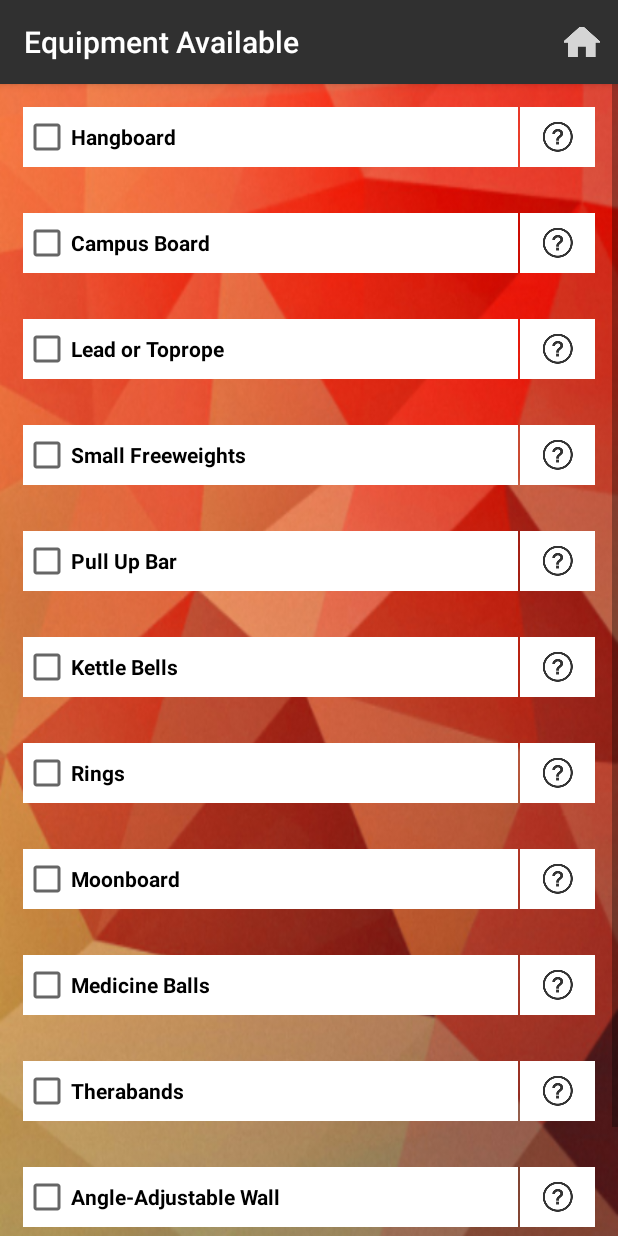
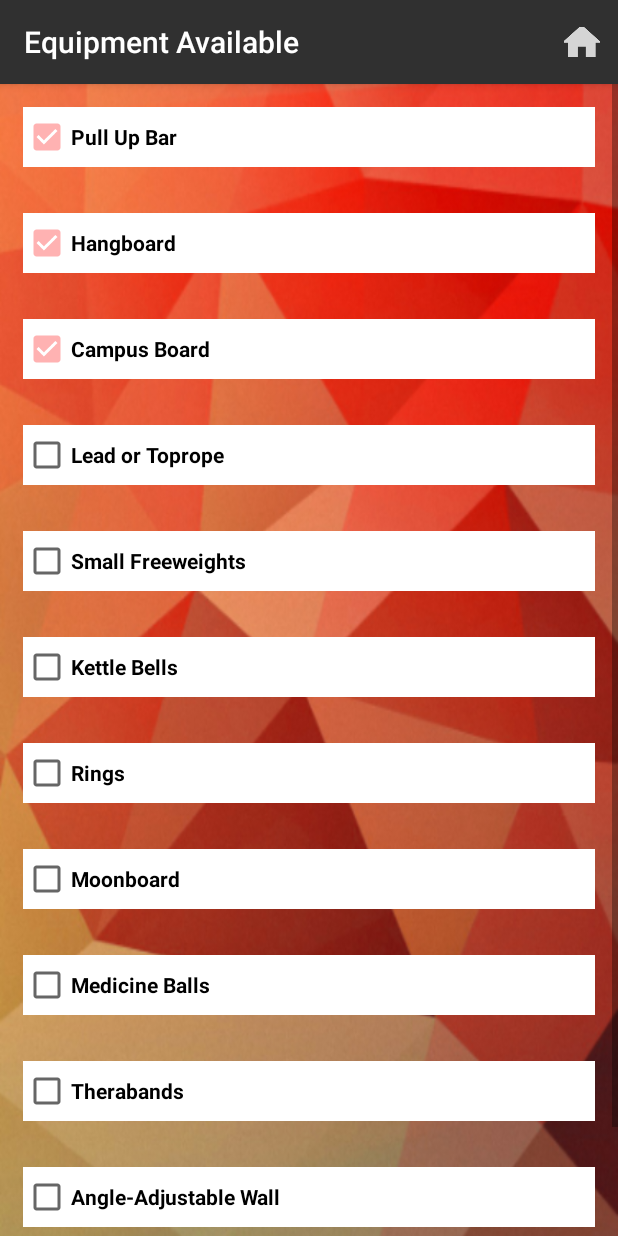
Before and after one commit to phreid/climbingtrainer, an Android app: the BuildNewProgramEquipment screen opened directly, with no data from a screen before it, on a phone screen of 412 x 824 dp. Run offline under Robolectric (Android 15) with nearby library versions, the phone set to English and light mode, and no system bars.

Commit message:
Forced certain pieces of equipment to be used for program creation to always succeed

```diff
--- a/app/src/main/java/com/adamson/miles/climbingtrainer/BuildNewProgramAboutYou.java
+++ b/app/src/main/java/com/adamson/miles/climbingtrainer/BuildNewProgramAboutYou.java
@@ -48,27 +48,29 @@ public class BuildNewProgramAboutYou extends AppCompatActivity {
         initSpinners();
         initHelp();
         initCheckBoxes();
-        buttonContinue = (Button)findViewById(R.id.buttonToEquipment);
+        buttonContinue = findViewById(R.id.buttonToEquipment);
         buttonContinue.setOnClickListener(new View.OnClickListener() {
             @Override
             public void onClick(View v) {
-                Boolean passed = false;
+                boolean selectionFail = true;
                 if(spinnerGrades.getSelectedItemPosition()!=0){
                     if(spinnerCommitment.getSelectedItemPosition()!=0) {
                         if(checkBoxesClicked()) {
-                            passed = true;
-                            ProgramBuilder programBuilder = ProgramBuilder.getInstance();
-                            programBuilder.setCommitmentLevel(commitmentStrings[spinnerCommitment.getSelectedItemPosition()]);
-                            programBuilder.setCurrentGrade(gradeStrings[spinnerGrades.getSelectedItemPosition()]);
-                            programBuilder.setDaysOfWeek(boxesToArray());
-                            startActivity(new Intent(BuildNewProgramAboutYou.this, BuildNewProgramRoot.class));
+                            selectionFail = false;
+                            if(commitmentStrings[spinnerCommitment.getSelectedItemPosition()].equals("Dedicated") && gradeStrings[spinnerGrades.getSelectedItemPosition()].equals("[5.10d or V0 and below]")){
+                                Toast.makeText(getApplicationContext(), "You may not create a 'Dedicated' program for [5.10d or V0 and below], only 'Moderate'", Toast.LENGTH_LONG).show();
+                            } else {
+                                ProgramBuilder programBuilder = ProgramBuilder.getInstance();
+                                programBuilder.setCommitmentLevel(commitmentStrings[spinnerCommitment.getSelectedItemPosition()]);
+                                programBuilder.setCurrentGrade(gradeStrings[spinnerGrades.getSelectedItemPosition()]);
+                                programBuilder.setDaysOfWeek(boxesToArray());
+                                startActivity(new Intent(BuildNewProgramAboutYou.this, BuildNewProgramRoot.class));
+                            }
                         }
                     }
                 }
-                if (!passed) {
-                    String text = "You must make a selection before continuing.";
-                    AlertDialog.Builder builder = new AlertDialog.Builder(BuildNewProgramAboutYou.this);
-                    builder.setMessage(text).setCancelable(true).show();
+                if(selectionFail) {
+                    Toast.makeText(getApplicationContext(), "You must make a selection before continuing.", Toast.LENGTH_LONG).show();
                 }
             }
         });
@@ -126,7 +128,7 @@ public class BuildNewProgramAboutYou extends AppCompatActivity {
         imageHelpGrades.setOnClickListener(new View.OnClickListener() {
             @Override
             public void onClick(View v) {
-                String text = "Select the grade range you fit into best. This controls what drills are allowed to be put into your program.\n\nFor example, you must select at least [5.11a to 5.11d] or [V1 to V3] for hangboard drills to be selected.";
+                String text = "Select the grade range you fit into best. This controls what drills are allowed to be put into your program.\n\nFor example, you must select at least [5.12a to 5.12d] or [V4 to V6] to use the Moonboard.";
                 AlertDialog.Builder builder = new AlertDialog.Builder(BuildNewProgramAboutYou.this);
                 builder.setMessage(text).setCancelable(true).show();
             }
@@ -136,9 +138,8 @@ public class BuildNewProgramAboutYou extends AppCompatActivity {
         imageHelpCommitment.setOnClickListener(new View.OnClickListener() {
             @Override
             public void onClick(View v) {
-                String text = "Casual will generate 45 minutes of planned activites per day. Select this if you still wish to have lots of free time at the gym.\n\n" +
-                        "Moderate will generate 1.5 hours of planned activites per day. You will have some free time.\n\n" +
-                        "Dedicated will generate completely planned days. You should not climb outside of the drills listed, as it could lead to overtraining.";
+                String text = "Moderate will generate around an hour of planned activites per day. Select this if you want free time to climb, or if your sessions are shorter.\n\n" +
+                        "Dedicated will generate completely planned days, all of which are three hours. You should not climb outside of the drills listed, as it could lead to overtraining.";
                 AlertDialog.Builder builder = new AlertDialog.Builder(BuildNewProgramAboutYou.this);
                 builder.setMessage(text).setCancelable(true).show();
             }
--- a/app/src/main/java/com/adamson/miles/climbingtrainer/BuildNewProgramEquipment.java
+++ b/app/src/main/java/com/adamson/miles/climbingtrainer/BuildNewProgramEquipment.java
@@ -9,6 +9,7 @@ import android.view.View;
 import android.widget.Button;
 import android.widget.CheckBox;
 import android.widget.ImageButton;
+import android.widget.Toast;
 
 public class BuildNewProgramEquipment extends AppCompatActivity {
 
@@ -18,12 +19,12 @@ public class BuildNewProgramEquipment extends AppCompatActivity {
     CheckBox checkBoxRings;
     CheckBox checkBoxCampusBoard;
     CheckBox checkBoxMedicineBalls;
-    CheckBox checkBoxFillWall;
     CheckBox checkBoxMoonboard;
     CheckBox checkBoxHangboard;
     CheckBox checkBoxKettleBells;
     CheckBox checkBoxLeadTR;
     CheckBox checkBoxAdjustableWall;
+    CheckBox checkBoxTherabands;
     CheckBox[] boxes;
 
     @Override
@@ -31,7 +32,7 @@ public class BuildNewProgramEquipment extends AppCompatActivity {
         super.onCreate(savedInstanceState);
         setContentView(R.layout.activity_build_new_program_equipment);
 
-        buttonToStartDate = (Button)findViewById(R.id.buttonToStartDate);
+        buttonToStartDate = findViewById(R.id.buttonToStartDate);
         buttonToStartDate.setOnClickListener(new View.OnClickListener() {
             @Override
             public void onClick(View v) {
@@ -44,6 +45,7 @@ public class BuildNewProgramEquipment extends AppCompatActivity {
         });
 
         initCheckBoxes();
+        Toast.makeText(getApplicationContext(), getResources().getString(R.string.equipment_toast), Toast.LENGTH_LONG).show();
     }
 
 
@@ -70,30 +72,34 @@ public class BuildNewProgramEquipment extends AppCompatActivity {
     }
 
     void initCheckBoxes(){
-        checkBoxBar = (CheckBox)findViewById(R.id.checkBoxBar);
-        checkBoxFreeweights = (CheckBox)findViewById(R.id.checkBoxFreeweights);
-        checkBoxRings = (CheckBox)findViewById(R.id.checkBoxRings);
-        checkBoxCampusBoard = (CheckBox)findViewById(R.id.checkBoxCampusBoard);
-        checkBoxMedicineBalls = (CheckBox)findViewById(R.id.checkBoxMedicineBalls);
-        checkBoxFillWall = (CheckBox)findViewById(R.id.checkBoxFillWall);
-        checkBoxMoonboard = (CheckBox)findViewById(R.id.checkBoxMoonboard);
-        checkBoxHangboard = (CheckBox)findViewById(R.id.checkBoxHangboard);
-        checkBoxKettleBells = (CheckBox)findViewById(R.id.checkBoxKettleBells);
-        checkBoxLeadTR = (CheckBox)findViewById(R.id.checkBoxLeadTR);
-        checkBoxAdjustableWall = (CheckBox)findViewById(R.id.checkBoxAdjustableWall);
+        checkBoxBar = findViewById(R.id.checkBoxBar);
+        checkBoxFreeweights = findViewById(R.id.checkBoxFreeweights);
+        checkBoxRings = findViewById(R.id.checkBoxRings);
+        checkBoxCampusBoard = findViewById(R.id.checkBoxCampusBoard);
+        checkBoxMedicineBalls = findViewById(R.id.checkBoxMedicineBalls);
+        checkBoxMoonboard = findViewById(R.id.checkBoxMoonboard);
+        checkBoxHangboard = findViewById(R.id.checkBoxHangboard);
+        checkBoxKettleBells = findViewById(R.id.checkBoxKettleBells);
+        checkBoxLeadTR = findViewById(R.id.checkBoxLeadTR);
+        checkBoxAdjustableWall = findViewById(R.id.checkBoxAdjustableWall);
+        checkBoxTherabands = findViewById(R.id.checkBoxTherabands);
+
+        // Required equipment
+        forced(checkBoxBar);
+        forced(checkBoxHangboard);
+        forced(checkBoxCampusBoard);
 
         boxes = new CheckBox[]{checkBoxBar,
+                checkBoxHangboard,
+                checkBoxCampusBoard,
+                checkBoxLeadTR,
                 checkBoxFreeweights,
+                checkBoxKettleBells,
                 checkBoxRings,
-                checkBoxRings,
-                checkBoxCampusBoard,
+                checkBoxMoonboard,
                 checkBoxMedicineBalls,
-                checkBoxFillWall,
-                checkBoxMoonboard,
-                checkBoxHangboard,
-                checkBoxKettleBells,
-                checkBoxLeadTR,
-                checkBoxAdjustableWall
+                checkBoxAdjustableWall,
+                checkBoxTherabands
         };
 
         String[] texts = getResources().getStringArray(R.array.equipment);
@@ -102,4 +108,9 @@ public class BuildNewProgramEquipment extends AppCompatActivity {
         }
     }
 
+    void forced(CheckBox checkBox){
+        checkBox.setChecked(true);
+        checkBox.setClickable(false);
+    }
+
 }
--- a/app/src/main/java/com/adamson/miles/climbingtrainer/ExerciseBuilder.java
+++ b/app/src/main/java/com/adamson/miles/climbingtrainer/ExerciseBuilder.java
@@ -19,16 +19,15 @@ public class ExerciseBuilder {
     public static String[] equip;
     public static int HANGBOARD = 0;
     public static int CAMPUSBOARD = 1;
-    public static int FILLWALL = 2;
-    public static int LEADTR = 3;
-    public static int FREEWEIGHTS = 4;
-    public static int PULLUPBAR = 5;
-    public static int KETTLEBELLS = 6;
-    public static int RINGS = 7;
-    public static int MOONBOARD = 8;
-    public static int MEDICINEBALLS = 9;
-    public static int THERABANDS = 10;
-    public static int ANGLEADJUSTABLEWALL = 11;
+    public static int LEADTR = 2;
+    public static int FREEWEIGHTS = 3;
+    public static int PULLUPBAR = 4;
+    public static int KETTLEBELLS = 5;
+    public static int RINGS = 6;
+    public static int MOONBOARD = 7;
+    public static int MEDICINEBALLS = 8;
+    public static int THERABANDS = 9;
+    public static int ANGLEADJUSTABLEWALL = 10;
     public static String none = "none";
 
     public static String[] grades;
@@ -282,7 +281,7 @@ public class ExerciseBuilder {
                 .setDesc("Set or choose a four to six move problem which is near your redpoint level. Then, set a ten to fifteen move traverse into the starting holds. The traverse can have open feet, the boulder should have set feet. Attempt to link the traverse into the boulder four times.")
                 .setType(types[POWEND])
                 .setSets("1")
-                .setEquip(equip[FILLWALL])
+                .setEquip(none)
                 .setReps("4")
                 .setTime(times[THIRTY_M])
                 .setRest("Rest three minutes between attempts.")
@@ -767,7 +766,7 @@ public class ExerciseBuilder {
                 .setDesc("Do three 60-move circuits. If your gym has graded circuits, choose one which doesn't get you pumped. If not, either climb for 60 moves or have a partner choose a path with a stick brush. Do not choose moves which result in a pump or a fall.")
                 .setType(types[VOLUME])
                 .setSets("3")
-                .setEquip(equip[FILLWALL])
+                .setEquip(none)
                 .setReps("60 Moves")
                 .setRest("Rest equal to the time you spent on the wall. Resting a couple minutes more is ok if you feel the need. If climbing with a partner, simply alternate.")
                 .setDiff(ANY)
@@ -893,7 +892,7 @@ public class ExerciseBuilder {
                 .setDesc("Choose two circuits, one which gets you slightly pumped and one which is relatively easy. Ideally they should be close together.\n\nClimb the easier one first, and then either traverse or hop off and run to the start of the harder. Climb as far as you can into that circuit.")
                 .setType(types[ENDURANCE])
                 .setSets("3")
-                .setEquip(equip[FILLWALL])
+                .setEquip(none)
                 .setReps("1")
                 .setRest("Rest for 10-15 minutes between sets.")
                 .setDiff(ANY)
@@ -921,7 +920,7 @@ public class ExerciseBuilder {
                 .setDesc("Choose a circuit which is well below your redpoint level. When climbing, touch the bolt-hole of each hold before you grab it for 3 seconds. If it's too far, lock-off and point in the holds direction and hold that position before moving to it normally. Climb the circuit 3 times.")
                 .setType(types[ENDURANCE])
                 .setSets("3")
-                .setEquip(equip[FILLWALL])
+                .setEquip(none)
                 .setReps("1")
                 .setRest("Rest 5 minutes between sets.")
                 .setDiff(ANY)
--- a/app/src/main/res/layout/activity_build_new_program_equipment.xml
+++ b/app/src/main/res/layout/activity_build_new_program_equipment.xml
@@ -19,7 +19,6 @@
             android:orientation="vertical">
 
             <LinearLayout style="@style/LayoutHorizontalTransparent">
-
                 <CheckBox
                     android:id="@+id/checkBoxBar"
                     android:layout_width="wrap_content"
@@ -28,16 +27,42 @@
                     android:background="@color/colorWhite"
                     android:textStyle="bold"
                     android:typeface="normal" />
-
-                <ImageButton
-                    android:id="@+id/imageHelpBar"
-                    style="@style/ButtonImageSmall"
-                    android:background="@color/colorWhite"
-                    ads:srcCompat="@drawable/ic_help" />
             </LinearLayout>
 
             <LinearLayout style="@style/LayoutHorizontalTransparent">
+                <CheckBox
+                    android:id="@+id/checkBoxHangboard"
+                    android:layout_width="wrap_content"
+                    android:layout_height="40dp"
+                    android:layout_weight="1"
+                    android:background="@color/colorWhite"
+                    android:textStyle="bold"
+                    android:typeface="normal" />
+            </LinearLayout>
 
+            <LinearLayout style="@style/LayoutHorizontalTransparent">
+                <CheckBox
+                    android:id="@+id/checkBoxCampusBoard"
+                    android:layout_width="wrap_content"
+                    android:layout_height="40dp"
+                    android:layout_weight="1"
+                    android:background="@color/colorWhite"
+                    android:textStyle="bold"
+                    android:typeface="normal" />
+            </LinearLayout>
+
+            <LinearLayout style="@style/LayoutHorizontalTransparent">
+                <CheckBox
+                    android:id="@+id/checkBoxLeadTR"
+                    android:layout_width="wrap_content"
+                    android:layout_height="40dp"
+                    android:layout_weight="1"
+                    android:background="@color/colorWhite"
+                    android:textStyle="bold"
+                    android:typeface="normal" />
+            </LinearLayout>
+
+            <LinearLayout style="@style/LayoutHorizontalTransparent">
                 <CheckBox
                     android:id="@+id/checkBoxFreeweights"
                     android:layout_width="wrap_content"
@@ -46,16 +71,20 @@
                     android:background="@color/colorWhite"
                     android:textStyle="bold"
                     android:typeface="normal" />
-
-                <ImageButton
-                    android:id="@+id/imageHelpFreeweights"
-                    style="@style/ButtonImageSmall"
-                    android:background="@color/colorWhite"
-                    ads:srcCompat="@drawable/ic_help" />
             </LinearLayout>
 
             <LinearLayout style="@style/LayoutHorizontalTransparent">
+                <CheckBox
+                    android:id="@+id/checkBoxKettleBells"
+                    android:layout_width="wrap_content"
+                    android:layout_height="40dp"
+                    android:layout_weight="1"
+                    android:background="@color/colorWhite"
+                    android:textStyle="bold"
+                    android:typeface="normal" />
+            </LinearLayout>
 
+            <LinearLayout style="@style/LayoutHorizontalTransparent">
                 <CheckBox
                     android:id="@+id/checkBoxRings"
                     android:layout_width="wrap_content"
@@ -64,34 +93,20 @@
                     android:background="@color/colorWhite"
                     android:textStyle="bold"
                     android:typeface="normal" />
-
-                <ImageButton
-                    android:id="@+id/imageHelpRings"
-                    style="@style/ButtonImageSmall"
-                    android:background="@color/colorWhite"
-                    ads:srcCompat="@drawable/ic_help" />
             </LinearLayout>
 
             <LinearLayout style="@style/LayoutHorizontalTransparent">
-
                 <CheckBox
-                    android:id="@+id/checkBoxCampusBoard"
+                    android:id="@+id/checkBoxMoonboard"
                     android:layout_width="wrap_content"
                     android:layout_height="40dp"
                     android:layout_weight="1"
                     android:background="@color/colorWhite"
                     android:textStyle="bold"
                     android:typeface="normal" />
-
-                <ImageButton
-                    android:id="@+id/imageHelpCampusBoard"
-                    style="@style/ButtonImageSmall"
-                    android:background="@color/colorWhite"
-                    ads:srcCompat="@drawable/ic_help" />
             </LinearLayout>
 
             <LinearLayout style="@style/LayoutHorizontalTransparent">
-
                 <CheckBox
                     android:id="@+id/checkBoxMedicineBalls"
                     android:layout_width="wrap_content"
@@ -100,108 +115,9 @@
                     android:background="@color/colorWhite"
                     android:textStyle="bold"
                     android:typeface="normal" />
-
-                <ImageButton
-                    android:id="@+id/imageHelpMedicineBalls"
-                    android:layout_width="50dp"
-                    android:layout_height="40dp"
-                    android:layout_marginLeft="1dp"
-                    android:background="@color/colorWhite"
-                    ads:srcCompat="@drawable/ic_help" />
             </LinearLayout>
 
             <LinearLayout style="@style/LayoutHorizontalTransparent">
-
-                <CheckBox
-                    android:id="@+id/checkBoxFillWall"
-                    android:layout_width="wrap_content"
-                    android:layout_height="40dp"
-                    android:layout_weight="1"
-                    android:background="@color/colorWhite"
-                    android:textStyle="bold"
-                    android:typeface="normal" />
-
-                <ImageButton
-                    android:id="@+id/imageHelpFillWall"
-                    style="@style/ButtonImageSmall"
-                    android:background="@color/colorWhite"
-                    ads:srcCompat="@drawable/ic_help" />
-            </LinearLayout>
-
-            <LinearLayout style="@style/LayoutHorizontalTransparent">
-
-                <CheckBox
-                    android:id="@+id/checkBoxMoonboard"
-                    android:layout_width="wrap_content"
-                    android:layout_height="40dp"
-                    android:layout_weight="1"
-                    android:background="@color/colorWhite"
-                    android:textStyle="bold"
-                    android:typeface="normal" />
-
-                <ImageButton
-                    android:id="@+id/imageHelpMoonboard"
-                    style="@style/ButtonImageSmall"
-                    android:background="@color/colorWhite"
-                    ads:srcCompat="@drawable/ic_help" />
-            </LinearLayout>
-
-            <LinearLayout style="@style/LayoutHorizontalTransparent">
-
-                <CheckBox
-                    android:id="@+id/checkBoxHangboard"
-                    android:layout_width="wrap_content"
-                    android:layout_height="40dp"
-                    android:layout_weight="1"
-                    android:background="@color/colorWhite"
-                    android:textStyle="bold"
-                    android:typeface="normal" />
-
-                <ImageButton
-                    android:id="@+id/imageHelpHangboard"
-                    style="@style/ButtonImageSmall"
-                    android:background="@color/colorWhite"
-                    ads:srcCompat="@drawable/ic_help" />
-            </LinearLayout>
-
-            <LinearLayout style="@style/LayoutHorizontalTransparent">
-
-                <CheckBox
-                    android:id="@+id/checkBoxKettleBells"
-                    android:layout_width="wrap_content"
-                    android:layout_height="40dp"
-                    android:layout_weight="1"
-                    android:background="@color/colorWhite"
-                    android:textStyle="bold"
-                    android:typeface="normal" />
-
-                <ImageButton
-                    android:id="@+id/imageKettleBells"
-                    style="@style/ButtonImageSmall"
-                    android:background="@color/colorWhite"
-                    ads:srcCompat="@drawable/ic_help" />
-            </LinearLayout>
-
-            <LinearLayout style="@style/LayoutHorizontalTransparent">
-
-                <CheckBox
-                    android:id="@+id/checkBoxLeadTR"
-                    android:layout_width="wrap_content"
-                    android:layout_height="40dp"
-                    android:layout_weight="1"
-                    android:background="@color/colorWhite"
-                    android:textStyle="bold"
-                    android:typeface="normal" />
-
-                <ImageButton
-                    android:id="@+id/imageHelpLeadTR"
-                    style="@style/ButtonImageSmall"
-                    android:background="@color/colorWhite"
-                    ads:srcCompat="@drawable/ic_help" />
-            </LinearLayout>
-
-            <LinearLayout style="@style/LayoutHorizontalTransparent">
-
                 <CheckBox
                     android:id="@+id/checkBoxAdjustableWall"
                     android:layout_width="wrap_content"
@@ -210,12 +126,17 @@
                     android:background="@color/colorWhite"
                     android:textStyle="bold"
                     android:typeface="normal" />
+            </LinearLayout>
 
-                <ImageButton
-                    android:id="@+id/imageAdjustableWall"
-                    style="@style/ButtonImageSmall"
+            <LinearLayout style="@style/LayoutHorizontalTransparent">
+                <CheckBox
+                    android:id="@+id/checkBoxTherabands"
+                    android:layout_width="wrap_content"
+                    android:layout_height="40dp"
+                    android:layout_weight="1"
                     android:background="@color/colorWhite"
-                    ads:srcCompat="@drawable/ic_help" />
+                    android:textStyle="bold"
+                    android:typeface="normal" />
             </LinearLayout>
 
             <LinearLayout
--- a/app/src/main/res/values/strings.xml
+++ b/app/src/main/res/values/strings.xml
@@ -162,14 +162,14 @@
     <string name="select_sessions_per_week">Current Sessions Per Week</string>
     <string name="select_session_length">Typical Session Duration</string>
     <string name="select_equipment">Equipment You Have Access To</string>
+    <string name="equipment_toast">A pull-up bar, campusboard and hangboard are the minimum required for program creation.</string>
 
     <string-array name="equipment">
+        <item>Pull Up Bar</item>
         <item>Hangboard</item>
         <item>Campus Board</item>
-        <item>Fill Wall</item>
         <item>Lead or Toprope</item>
         <item>Small Freeweights</item>
-        <item>Pull Up Bar</item>
         <item>Kettle Bells</item>
         <item>Rings</item>
         <item>Moonboard</item>
```
